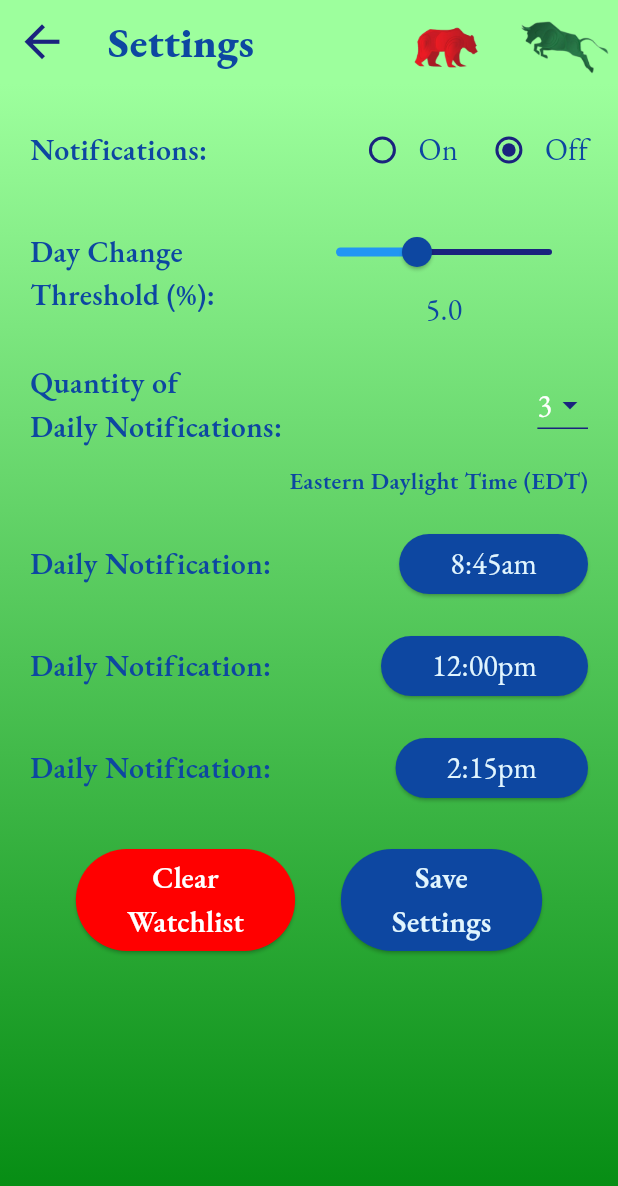
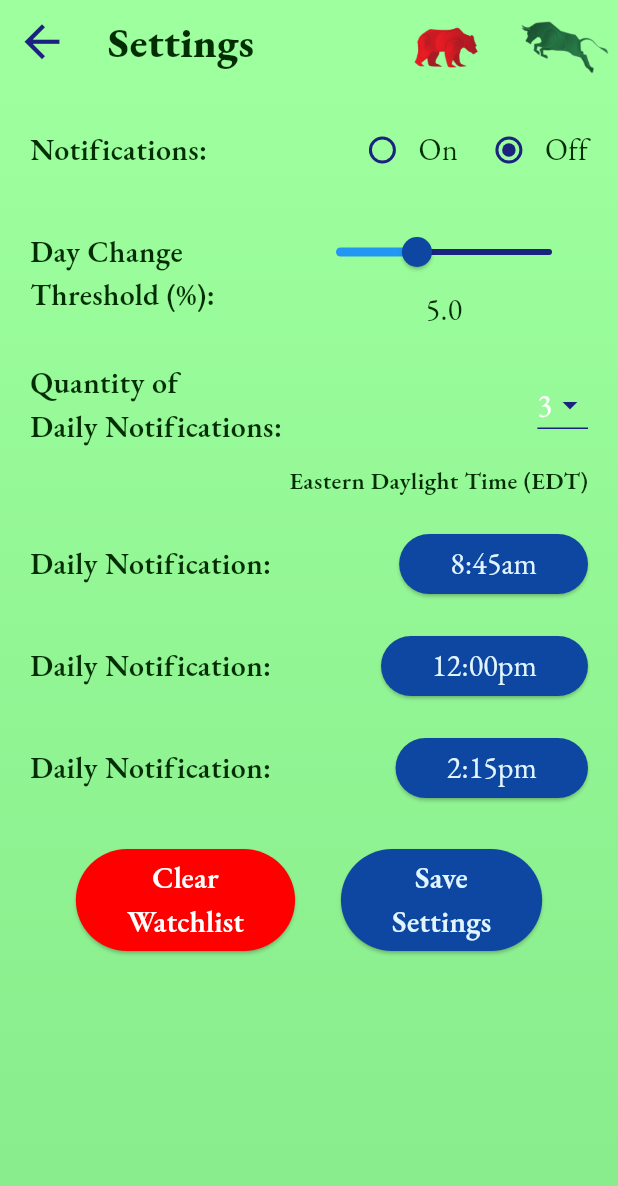
Before and after one commit to JoshMJohnson/Stock_Alert, a Flutter app: the screen it shows after launch, after a tap on the "settings" icon, on a phone screen of 412 x 824 dp. Shown: the top 1186 px of the screen. Run offline on Flutter 3.47's test engine with Material 3 defaults, Android fonts, the phone set to English and light mode, and no system bars; our stand-ins replace awesome_notifications, shared_preferences, sqflite; missing offline and left inert: fading_edge_scrollview; accounts and stored records are empty.

Commit message:
Update theme.dart

```diff
--- a/lib/theme.dart
+++ b/lib/theme.dart
@@ -6,7 +6,7 @@ ThemeData lightMode = ThemeData(
   brightness: Brightness.light,
   fontFamily: 'EBGaramond',
   // bottom background color
-  scaffoldBackgroundColor: const Color.fromARGB(255, 0, 136, 14),
+  scaffoldBackgroundColor: Color.fromARGB(255, 136, 236, 140),
   colorScheme: const ColorScheme.light(
     // top background color
     background: Color.fromARGB(255, 157, 255, 157),
@@ -22,11 +22,11 @@ ThemeData lightMode = ThemeData(
   textTheme: const TextTheme(
     // header font
     headlineMedium: TextStyle(
-      color: Color.fromARGB(255, 79, 4, 4),
+      color: Color.fromARGB(255, 3, 46, 4),
     ),
     // display text
     bodyMedium: TextStyle(
-      color: Color(0xFF0D47A1),
+      color: Color.fromARGB(255, 3, 46, 4),
     ),
     // bear red
     bodySmall: TextStyle(
```
